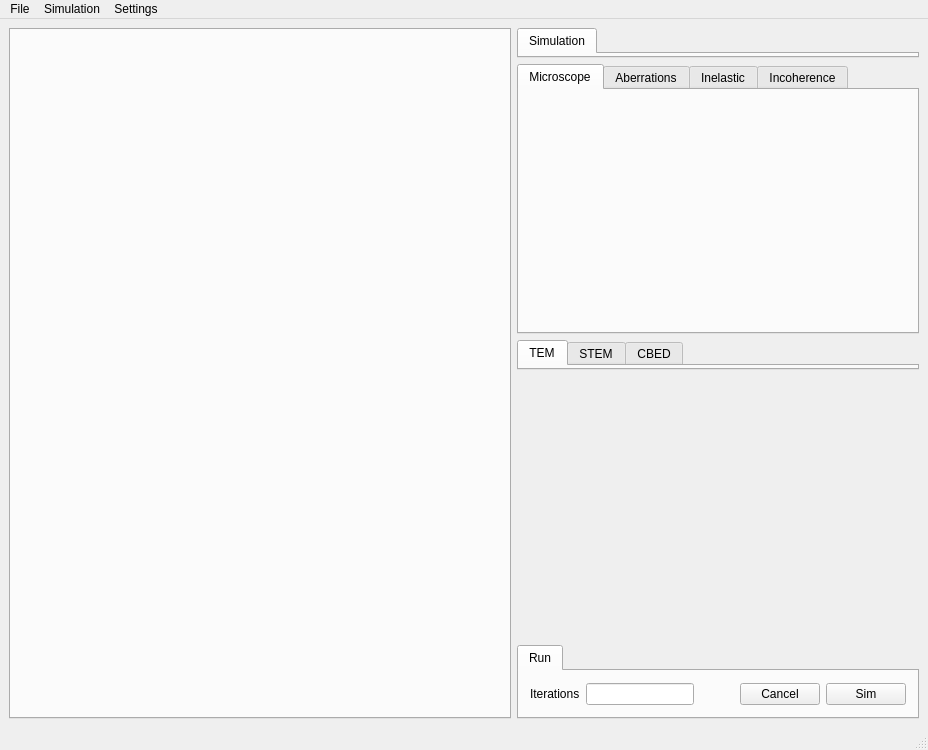
The window that src/gui/mainwindow.ui (JJPPeters/clTEM) describes before a commit, drawn with Qt 5.
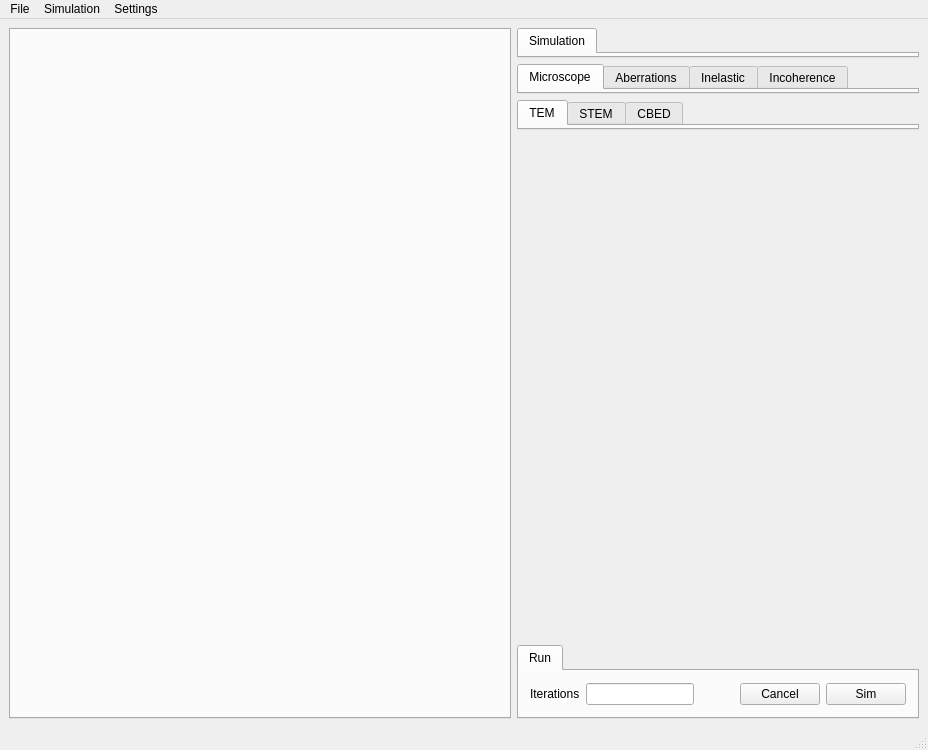
The same window after the commit. Custom widgets are drawn as their Qt base class.

```diff
--- a/src/gui/mainwindow.ui
+++ b/src/gui/mainwindow.ui
@@ -92,7 +92,7 @@
           <item>
            <widget class="QTabWidget" name="twAberr">
             <property name="sizePolicy">
-             <sizepolicy hsizetype="Expanding" vsizetype="Expanding">
+             <sizepolicy hsizetype="Expanding" vsizetype="Fixed">
               <horstretch>0</horstretch>
               <verstretch>0</verstretch>
              </sizepolicy>
```
